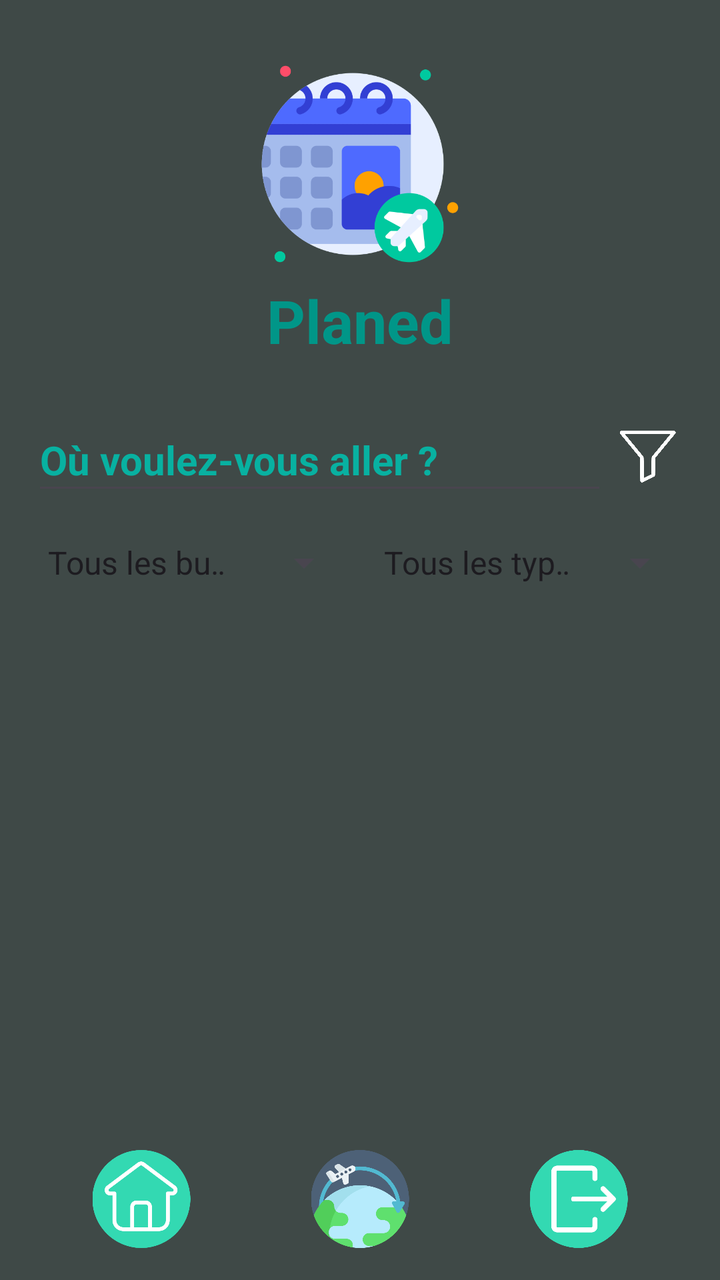
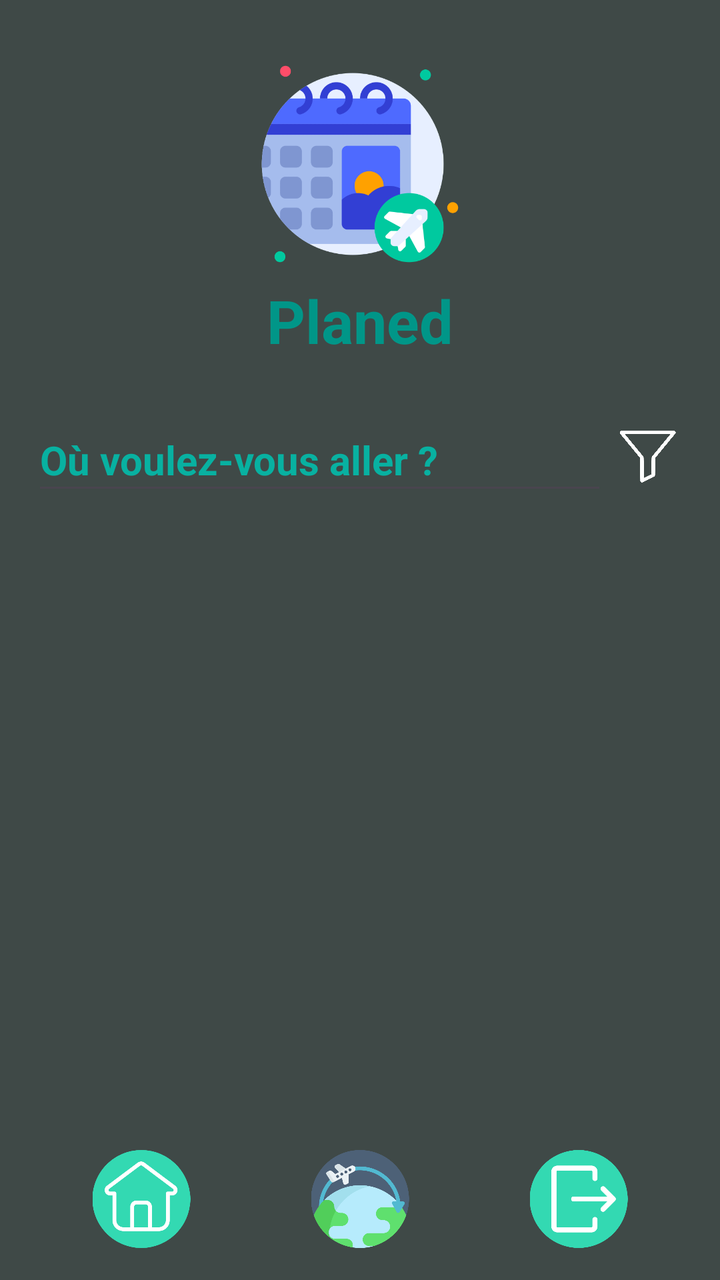

Before-and-after screenshots of an Android layout around one commit, followed by the original layout XML and the change that was made.
<!-- AndroidManifest.xml: application theme Theme.AgenceTouristique7 -->
<!-- res/layout/activity_accueil.xml -->
<?xml version="1.0" encoding="utf-8"?>
<LinearLayout xmlns:android="http://schemas.android.com/apk/res/android"
    xmlns:tools="http://schemas.android.com/tools"
    android:layout_width="match_parent"
    android:layout_height="match_parent"
    android:background="#E72C3834"
    android:orientation="vertical"
    android:padding="16dp"
    tools:context="vue.activites.AccueilActivity">

    <ImageView
        android:id="@+id/logoImageView"
        android:layout_width="wrap_content"
        android:layout_height="100dp"
        android:layout_gravity="center_horizontal"
        android:layout_marginTop="16dp"
        android:layout_marginBottom="8dp"
        android:contentDescription="@string/logotravel"
        android:src="@drawable/logo" />

    <TextView
        android:id="@+id/companyNameTextView"
        android:layout_width="wrap_content"
        android:layout_height="wrap_content"
        android:layout_gravity="center_horizontal"
        android:layout_marginBottom="24dp"
        android:text="@string/planed"
        android:textColor="@color/colorPrimary"
        android:textSize="30sp"
        android:textStyle="bold" />

    <LinearLayout
        android:layout_width="match_parent"
        android:layout_height="wrap_content"
        android:layout_marginBottom="5dp"
        android:gravity="center_vertical"
        android:orientation="horizontal">

        <EditText
            android:id="@+id/searchEditText"
            android:layout_width="wrap_content"
            android:layout_height="wrap_content"
            android:hint="@string/ou_voulez_vous_aller"
            android:layout_weight="2"
            android:imeOptions="actionSearch"
            android:inputType="text"
            android:minHeight="48dp"
            android:singleLine="true"
            android:textColor="@color/white"
            android:textSize="20sp"
            android:textColorHint="@color/colorSecondaire"
            android:textColorLink="@color/colorPrimary"
            android:textStyle="bold" />

        <ImageButton
            android:id="@+id/buttonFiltre"
            android:layout_width="0dp"
            android:layout_height="match_parent"
            android:paddingVertical="10dp"
            android:contentDescription="@string/filtre"
            android:src="@drawable/filter"
            android:scaleType="fitCenter"
            android:layout_weight="1"
            android:background="?android:attr/selectableItemBackground"
            android:gravity="center"/>


    </LinearLayout>

    <LinearLayout
        android:layout_width="match_parent"
        android:layout_height="wrap_content"
        android:layout_marginBottom="5dp"
        android:gravity="center_vertical"
        android:orientation="horizontal">

        <Spinner
            android:id="@+id/budgetSpinner"
            android:layout_width="0dp"
            android:layout_height="wrap_content"
            android:layout_weight="1"
            android:entries="@array/budget_options"
            android:minHeight="48dp"
            android:prompt="@string/budget_filter"
            android:spinnerMode="dropdown" />

        <Spinner
            android:id="@+id/typeSpinner"
            android:layout_width="0dp"
            android:layout_height="wrap_content"
            android:layout_marginStart="8dp"
            android:layout_weight="1"
            android:entries="@array/type_options"
            android:minHeight="48dp"
            android:prompt="@string/type_filter"
            android:spinnerMode="dialog" />

    </LinearLayout>

    <ListView
        android:id="@+id/voyagesListView"
        android:layout_width="match_parent"
        android:layout_height="0dp"
        android:layout_weight="1"
        android:divider="@android:color/transparent"
        android:dividerHeight="8dp"/>

    <LinearLayout
        android:layout_width="match_parent"
        android:layout_height="65dp"
        android:gravity="center"
        android:orientation="horizontal"
        android:paddingTop="16dp">

        <ImageButton
            android:id="@+id/buttonHome"
            android:layout_width="wrap_content"
            android:layout_height="wrap_content"
            android:contentDescription="@string/accueil"
            android:src="@drawable/home"
            android:scaleType="fitCenter"
            android:layout_weight="1"
            android:background="?android:attr/selectableItemBackground"
            android:gravity="center"/>

        <ImageButton
            android:id="@+id/buttonHistorique"
            android:layout_width="wrap_content"
            android:layout_height="wrap_content"
            android:contentDescription="@string/historique"
            android:src="@drawable/reservation"
            android:scaleType="fitCenter"
            android:layout_weight="1"
            android:background="?android:attr/selectableItemBackground"
            android:gravity="center"/>

        <ImageButton
            android:id="@+id/buttonLogout"
            android:layout_width="wrap_content"
            android:layout_height="wrap_content"
            android:contentDescription="@string/log_out"
            android:src="@drawable/quit"
            android:scaleType="fitCenter"
            android:layout_weight="1"
            android:background="?android:attr/selectableItemBackground"
            android:gravity="center"/>

    </LinearLayout>
</LinearLayout>
<!-- resources referenced by this layout -->
<resources>
  <string-array name="budget_options">
          <item>Tous les budgets</item>
          <item>Moins de 300$</item>
          <item>300$ - 600$</item>
          <item>Plus de 600$</item>
      </string-array>
  <string-array name="type_options">
          <item>Tous les types</item>
          <item>Culturel</item>
          <item>Aventure</item>
          <item>Bien-être</item>
          <item>Nature</item>
      </string-array>
  <color name="colorPrimary">#009688</color>
  <color name="colorSecondaire">#08B1A1</color>
  <color name="white">#FFFFFFFF</color>
  <!-- drawable filter: png bitmap (drawable, 5762 bytes) -->
  <!-- drawable home: png bitmap (drawable, 19974 bytes) -->
  <!-- drawable logo: png bitmap (drawable, 33240 bytes) -->
  <!-- drawable quit: png bitmap (drawable, 20227 bytes) -->
  <!-- drawable reservation: png bitmap (drawable, 37465 bytes) -->
  <string name="accueil">Accueil</string>
  <string name="budget_filter">Filtrer par budget…</string>
  <string name="filtre">Filtre</string>
  <string name="historique">Historique</string>
  <string name="log_out">Déconnexion</string>
  <string name="logotravel">Logo de Traver</string>
  <string name="ou_voulez_vous_aller">Où voulez-vous aller ?</string>
  <string name="planed">Planed</string>
  <string name="type_filter">Filtrer par type…</string>
  <style name="Theme.AgenceTouristique7" parent="Base.Theme.AgenceTouristique7" />
  <style name="Base.Theme.AgenceTouristique7" parent="Theme.Material3.DayNight.NoActionBar">
          
          
      </style>
</resources>

<!-- the commit's change to res/layout/activity_accueil.xml (unified diff, before → after) -->
@@ -67,36 +67,6 @@
 
     </LinearLayout>
 
-    <LinearLayout
-        android:layout_width="match_parent"
-        android:layout_height="wrap_content"
-        android:layout_marginBottom="5dp"
-        android:gravity="center_vertical"
-        android:orientation="horizontal">
-
-        <Spinner
-            android:id="@+id/budgetSpinner"
-            android:layout_width="0dp"
-            android:layout_height="wrap_content"
-            android:layout_weight="1"
-            android:entries="@array/budget_options"
-            android:minHeight="48dp"
-            android:prompt="@string/budget_filter"
-            android:spinnerMode="dropdown" />
-
-        <Spinner
-            android:id="@+id/typeSpinner"
-            android:layout_width="0dp"
-            android:layout_height="wrap_content"
-            android:layout_marginStart="8dp"
-            android:layout_weight="1"
-            android:entries="@array/type_options"
-            android:minHeight="48dp"
-            android:prompt="@string/type_filter"
-            android:spinnerMode="dialog" />
-
-    </LinearLayout>
-
     <ListView
         android:id="@+id/voyagesListView"
         android:layout_width="match_parent"
<!-- resource entries referenced after the edit -->
@@ -1,18 +1,5 @@
 <!-- resources referenced by this layout -->
 <resources>
-  <string-array name="budget_options">
-          <item>Tous les budgets</item>
-          <item>Moins de 300$</item>
-          <item>300$ - 600$</item>
-          <item>Plus de 600$</item>
-      </string-array>
-  <string-array name="type_options">
-          <item>Tous les types</item>
-          <item>Culturel</item>
-          <item>Aventure</item>
-          <item>Bien-être</item>
-          <item>Nature</item>
-      </string-array>
   <color name="colorPrimary">#009688</color>
   <color name="colorSecondaire">#08B1A1</color>
   <color name="white">#FFFFFFFF</color>
@@ -22,14 +9,12 @@
   <!-- drawable quit: png bitmap (drawable, 20227 bytes) -->
   <!-- drawable reservation: png bitmap (drawable, 37465 bytes) -->
   <string name="accueil">Accueil</string>
-  <string name="budget_filter">Filtrer par budget…</string>
   <string name="filtre">Filtre</string>
   <string name="historique">Historique</string>
   <string name="log_out">Déconnexion</string>
   <string name="logotravel">Logo de Traver</string>
   <string name="ou_voulez_vous_aller">Où voulez-vous aller ?</string>
   <string name="planed">Planed</string>
-  <string name="type_filter">Filtrer par type…</string>
   <style name="Theme.AgenceTouristique7" parent="Base.Theme.AgenceTouristique7" />
   <style name="Base.Theme.AgenceTouristique7" parent="Theme.Material3.DayNight.NoActionBar">
           
